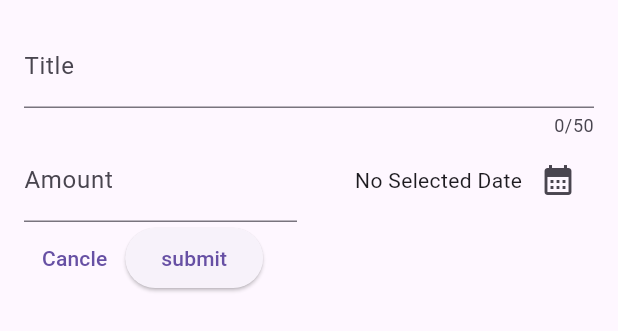
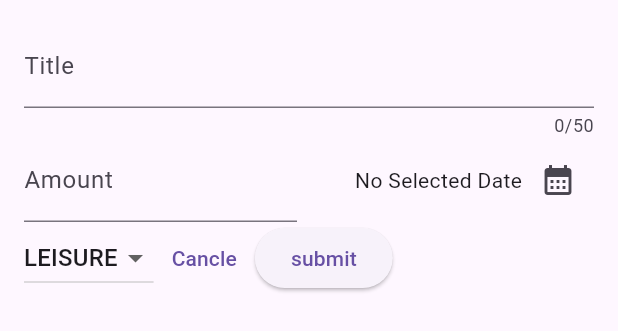
Before and after one commit to hamzaKabdallah/flutter-tutorial-third-part--expense-tracker-app, a Flutter app: the NewExpense widget shown alone on an empty page, opened directly, on a phone screen of 412 x 824 dp. Shown: the top 331 px of the screen. Run offline on Flutter 3.47's test engine with Material 2 defaults, Android fonts, the phone set to English and light mode, and no system bars.

Commit message:
add dropdown list for expense type

```diff
--- a/lib/widgents/new_expense.dart
+++ b/lib/widgents/new_expense.dart
@@ -14,6 +14,7 @@ class _NewExpenseState extends State<NewExpense> {
   final _titleController = TextEditingController();
   final _amountController = TextEditingController();
   DateTime? selectedDate;
+  Category _selectedCategory = Category.leisure;
 
   @override
   void dispose() {
@@ -89,6 +90,21 @@ class _NewExpenseState extends State<NewExpense> {
           ),
           Row(
             children: [
+              DropdownButton(
+                value: _selectedCategory,
+                items: Category.values
+                    .map((e) => DropdownMenuItem(
+                        value: e, child: Text(e.name.toUpperCase())))
+                    .toList(),
+                onChanged: (value) {
+                  if (value == null) {
+                    return;
+                  }
+                  setState(() {
+                    _selectedCategory = value;
+                  });
+                },
+              ),
               TextButton(
                 onPressed: () {
                   Navigator.pop(context);
```
